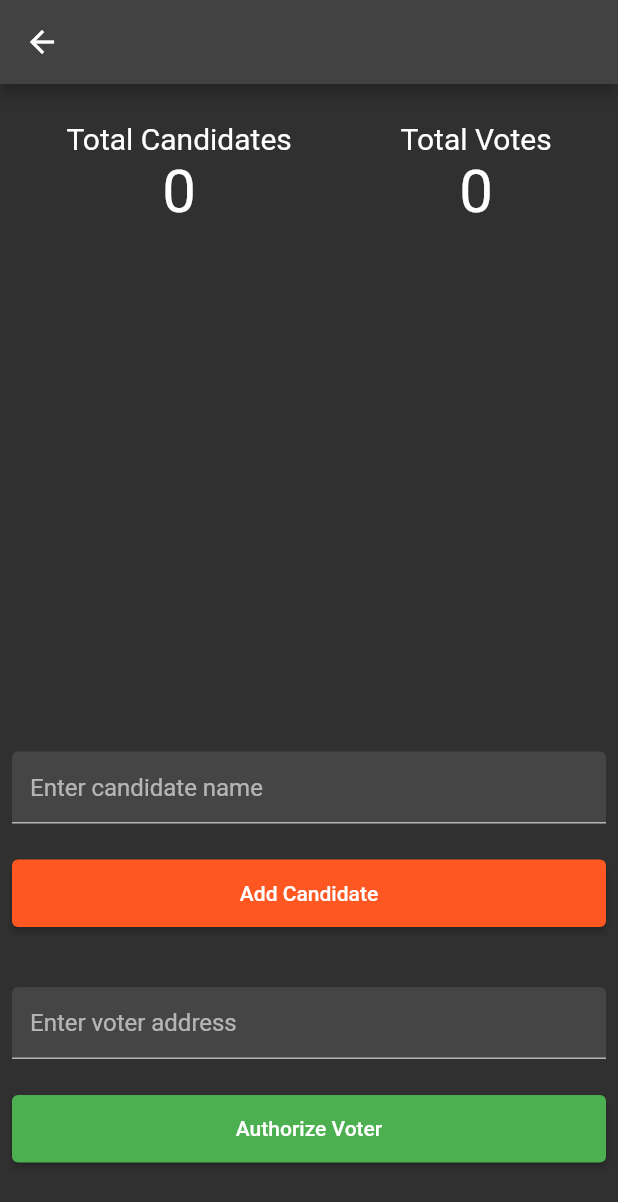
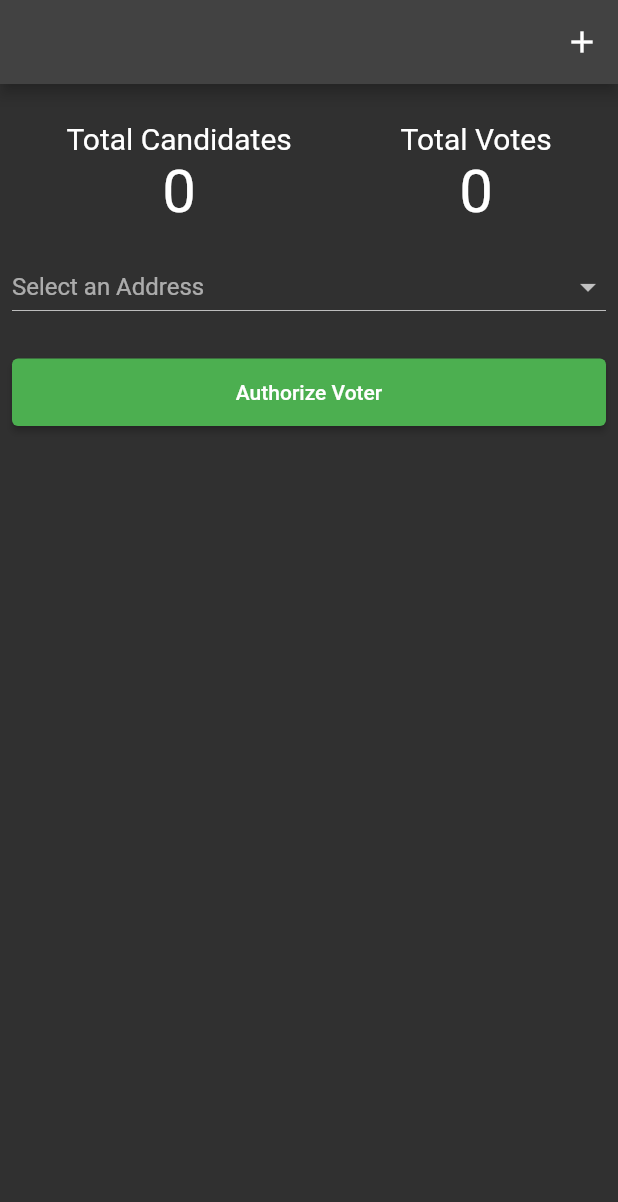
Before and after one commit to diogosequeira94/elections_voting_dapp, a Flutter app: the ElectionPageWidget screen opened directly with empty values, on a phone screen of 412 x 824 dp. Shown: the top 1202 px of the screen. Run offline on Flutter 3.47's test engine with Material 2 defaults, Android fonts, the phone set to English and light mode, and no system bars; our stand-ins replace bloc, equatable, flutter_bloc; missing offline and left inert: web3dart; statements that could not run were skipped; project files that could hold a hidden picture were left out.

Commit message:
added dropdown menu to choose addresses

```diff
--- a/lib/bloc/election_bloc.dart
+++ b/lib/bloc/election_bloc.dart
@@ -10,7 +10,6 @@ part 'election_state.dart';
 
 class ElectionBloc extends Bloc<ElectionEvent, ElectionState> {
   final ElectionRepository electionRepository;
-  int totalCandidates = 0;
   ElectionBloc({required this.electionRepository}) : super(ElectionInitial()) {
     on<StartElectionPressed>(_onStartElectionPressed);
     on<AddCandidatePressed>(_onAddCandidatePressed);
@@ -19,7 +18,17 @@ class ElectionBloc extends Bloc<ElectionEvent, ElectionState> {
     on<FetchAllCandidates>(_onFetchAllCandidates);
   }
 
-  Future<void> _onStartElectionPressed(StartElectionPressed event, Emitter<ElectionState> emit) async {
+  int totalCandidates = 0;
+  final _votersAddresses = [
+    '0x7945A4B80a73a3dEE4d06aAdCED71799670cA369',
+    '0xb92f5E793B2EA586d68668817C387A70Cb68778D',
+  ];
+
+  List get getVotersAddresses => _votersAddresses;
+
+
+  Future<void> _onStartElectionPressed(
+      StartElectionPressed event, Emitter<ElectionState> emit) async {
     emit(ElectionStartInProgress());
     await Future.delayed(const Duration(seconds: 2));
     try {
@@ -31,7 +40,8 @@ class ElectionBloc extends Bloc<ElectionEvent, ElectionState> {
     }
   }
 
-  Future<void> _onAddCandidatePressed(AddCandidatePressed event, Emitter<ElectionState> emit) async {
+  Future<void> _onAddCandidatePressed(
+      AddCandidatePressed event, Emitter<ElectionState> emit) async {
     emit(AddCandidateInProgress());
     try {
       await electionRepository.addCandidate(event.candidateName);
@@ -43,7 +53,8 @@ class ElectionBloc extends Bloc<ElectionEvent, ElectionState> {
     }
   }
 
-  Future<void> _onAuthorizeVoterPressed(AuthorizedVoterPressed event, Emitter<ElectionState> emit) async {
+  Future<void> _onAuthorizeVoterPressed(
+      AuthorizedVoterPressed event, Emitter<ElectionState> emit) async {
     emit(AuthorizeVoterInProgress());
     try {
       await electionRepository.authorizeVoter(event.voterAddress);
@@ -54,7 +65,8 @@ class ElectionBloc extends Bloc<ElectionEvent, ElectionState> {
     }
   }
 
-  Future<void> _onGetCandidateInfoPressed(GetCandidateInfoPressed event, Emitter<ElectionState> emit) async {
+  Future<void> _onGetCandidateInfoPressed(
+      GetCandidateInfoPressed event, Emitter<ElectionState> emit) async {
     emit(GetCandidateInfoInProgress());
     try {
       final candidate = await electionRepository.getCandidateInfo(event.index);
@@ -65,7 +77,8 @@ class ElectionBloc extends Bloc<ElectionEvent, ElectionState> {
     }
   }
 
-  Future<void> _onFetchAllCandidates(FetchAllCandidates event, Emitter<ElectionState> emit) async {
+  Future<void> _onFetchAllCandidates(
+      FetchAllCandidates event, Emitter<ElectionState> emit) async {
     emit(FetchCandidatesInProgress());
     try {
       print('Fetching....');
--- a/lib/view/election_information.dart
+++ b/lib/view/election_information.dart
@@ -1,4 +1,6 @@
 import 'package:elections_dapp/bloc/election_bloc.dart';
+import 'package:elections_dapp/view/add_candidate_form.dart';
+import 'package:elections_dapp/view/widgets/address_dropdown_widget.dart';
 import 'package:flutter/material.dart';
 import 'package:flutter_bloc/flutter_bloc.dart';
 
@@ -18,7 +20,34 @@ class _ElectionPageWidgetState extends State<ElectionPageWidget> {
     const valueTextStyle = TextStyle(fontSize: 40.0);
     return Scaffold(
       appBar: AppBar(
+        automaticallyImplyLeading: false,
         title: Text(widget.electionName),
+        actions: [
+          IconButton(
+              onPressed: () {
+                final topPadding = MediaQuery.of(context).padding.top;
+                showModalBottomSheet(
+                  context: context,
+                  useRootNavigator: true,
+                  isScrollControlled: true,
+                  backgroundColor: Colors.transparent,
+                  builder: (_) {
+                    return Container(
+                      height: MediaQuery.of(context).size.height / 1.5,
+                      decoration: BoxDecoration(
+                        color: Theme.of(context).scaffoldBackgroundColor,
+                        borderRadius: const BorderRadius.only(
+                          topLeft: Radius.circular(16.0),
+                          topRight: Radius.circular(16.0),
+                        ),
+                      ),
+                      child: const AddCandidateFormWidget(),
+                    );
+                  },
+                );
+              },
+              icon: const Icon(Icons.add)),
+        ],
       ),
       body: BlocConsumer<ElectionBloc, ElectionState>(
         listener: (context, state) {
@@ -27,7 +56,8 @@ class _ElectionPageWidgetState extends State<ElectionPageWidget> {
           }
         },
         builder: (context, state) {
-          return Padding(
+          return SingleChildScrollView(
+            child: Padding(
               padding:
                   const EdgeInsets.symmetric(horizontal: 8.0, vertical: 25.0),
               child: Column(
@@ -60,6 +90,7 @@ class _ElectionPageWidgetState extends State<ElectionPageWidget> {
                   const _ElectionInputsWidget(),
                 ],
               ),
+            ),
           );
         },
       ),
@@ -72,7 +103,9 @@ class _CandidatesListWidget extends StatelessWidget {
 
   @override
   Widget build(BuildContext context) {
-    return BlocBuilder<ElectionBloc, ElectionState>(
+    return Padding(
+      padding: const EdgeInsets.symmetric(vertical: 8.0),
+      child: BlocBuilder<ElectionBloc, ElectionState>(
         builder: (context, state) {
           if (state is FetchCandidatesSuccess) {
             return ListView.builder(
@@ -102,6 +135,7 @@ class _CandidatesListWidget extends StatelessWidget {
           }
           return const SizedBox.shrink();
         },
+      ),
     );
   }
 }
@@ -141,45 +175,7 @@ class _ElectionInputsWidgetState extends State<_ElectionInputsWidget> {
             children: [
               Column(
                 children: [
-                  TextField(
-                    controller: addCandidateController,
-                    keyboardType: TextInputType.text,
-                    decoration: const InputDecoration(
-                        filled: true, hintText: 'Enter candidate name'),
-                  ),
-                  Padding(
-                    padding: const EdgeInsets.only(top: 24.0),
-                    child: SizedBox(
-                      width: double.infinity,
-                      height: 45,
-                      child: ElevatedButton(
-                        onPressed: () async {
-                          if (addCandidateController.text.isNotEmpty) {
-                            context.read<ElectionBloc>().add(
-                                  AddCandidatePressed(
-                                      candidateName:
-                                          addCandidateController.text),
-                                );
-                          }
-                        },
-                        child: state is AddCandidateInProgress
-                            ? const CircularProgressIndicator(
-                                color: Colors.white)
-                            : const Text('Add Candidate'),
-                      ),
-                    ),
-                  ),
-                ],
-              ),
-              const SizedBox(height: 40.0),
-              Column(
-                children: [
-                  TextField(
-                    keyboardType: TextInputType.text,
-                    controller: addVoteController,
-                    decoration: const InputDecoration(
-                        filled: true, hintText: 'Enter voter address'),
-                  ),
+                  const AddressDropDownWidget(),
                   Padding(
                     padding: const EdgeInsets.only(top: 24.0),
                     child: SizedBox(
--- /dev/null
+++ b/lib/view/widgets/address_dropdown_widget.dart
@@ -0,0 +1,32 @@
+import 'package:elections_dapp/bloc/election_bloc.dart';
+import 'package:flutter/material.dart';
+import 'package:flutter_bloc/flutter_bloc.dart';
+
+class AddressDropDownWidget extends StatelessWidget {
+  const AddressDropDownWidget({Key? key}) : super(key: key);
+
+  @override
+  Widget build(BuildContext context) {
+    final electionsBloc = context.read<ElectionBloc>();
+    final addressesList = electionsBloc.getVotersAddresses;
+    return Column(
+      crossAxisAlignment: CrossAxisAlignment.stretch,
+      children: [
+        DropdownButton(
+          isExpanded: true,
+          hint: const Text('Select an Address'),
+          onChanged: (address) {
+            // electionsBloc.add(FetchAllCandidates());
+            // select new item
+          },
+          items: addressesList.map((address) {
+            return DropdownMenuItem(
+              value: address,
+              child: Text(address),
+            );
+          }).toList(),
+        ),
+      ],
+    );
+  }
+}
```
Also changed, not shown: lib/view/add_candidate_form.dart (added, +86 -0 lines). Lines whose indentation alone changed are shown as unchanged.
